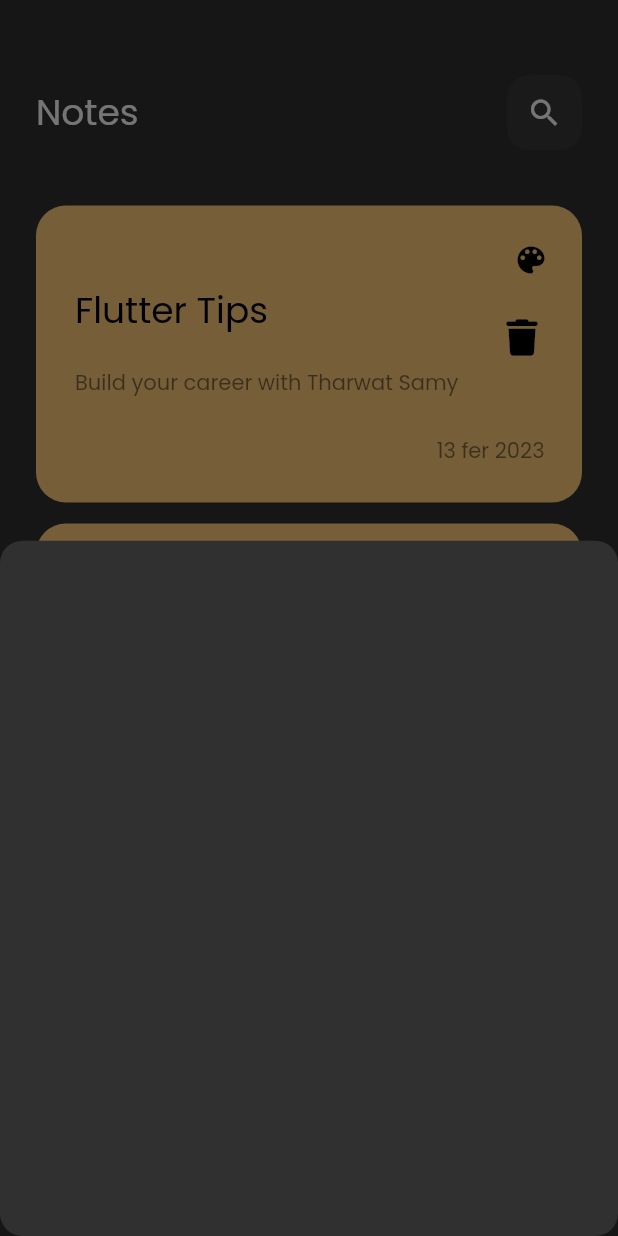
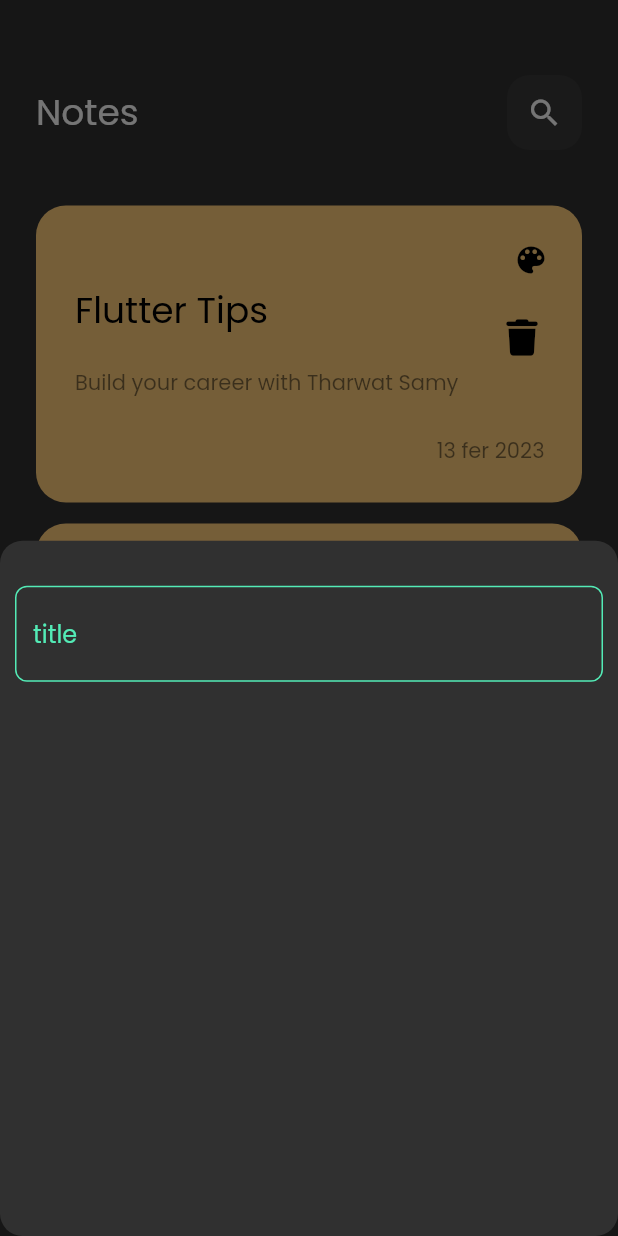
Before and after one commit to mervetmagdy28/notesApp, a Flutter app: the screen it shows after launch, after a tap on the "add" icon, on a phone screen of 412 x 824 dp. Run offline on Flutter 3.47's test engine with Material 2 defaults, Android fonts, the phone set to English and light mode, and no system bars; our stand-ins replace flutter_colorpicker, font_awesome_flutter.

Commit message:
custom text field

```diff
--- /dev/null
+++ b/lib/constants.dart
@@ -0,0 +1,3 @@
+import 'package:flutter/material.dart';
+
+const KPrimaryColor =Color(0xFF53EBB6);
--- a/lib/views/notes_view.dart
+++ b/lib/views/notes_view.dart
@@ -1,4 +1,5 @@
 import 'package:flutter/material.dart';
+import 'package:notesapp/constants.dart';
 
 import '../widgets/build_note.dart';
 import '../widgets/notes_body.dart';
@@ -17,7 +18,7 @@ class NotesView extends StatelessWidget {
           return const BuildNewNote();
         });
       },
-        backgroundColor: const Color(0xFF84C452),
+        backgroundColor: KPrimaryColor,
         child: const Icon(Icons.add),),
     );
   }
--- a/lib/widgets/build_note.dart
+++ b/lib/widgets/build_note.dart
@@ -1,11 +1,16 @@
 import 'package:flutter/material.dart';
+
+import 'custom_text_field.dart';
 class BuildNewNote extends StatelessWidget {
   const BuildNewNote({Key? key}) : super(key: key);
 
   @override
   Widget build(BuildContext context) {
-    return Container(
-
+    return Column(
+      children:const [
+        SizedBox(height: 30,),
+        CustomTextField(),
+      ],
     );
   }
 }
--- /dev/null
+++ b/lib/widgets/custom_text_field.dart
@@ -0,0 +1,29 @@
+import 'package:flutter/material.dart';
+
+import '../constants.dart';
+class CustomTextField extends StatelessWidget {
+  const CustomTextField({Key? key}) : super(key: key);
+
+  @override
+  Widget build(BuildContext context) {
+    return Padding(
+      padding: const EdgeInsets.symmetric(horizontal: 10),
+      child: TextField(
+        cursorColor: KPrimaryColor,
+        decoration: InputDecoration(
+            hintText: "title",
+            hintStyle: const TextStyle(color: KPrimaryColor),
+            enabledBorder: buildOutlineInputBorder(),
+            focusedBorder: buildOutlineInputBorder()
+        ),
+      ),
+    );
+  }
+
+  OutlineInputBorder buildOutlineInputBorder() {
+    return OutlineInputBorder(
+        borderRadius: BorderRadius.circular(8),
+        borderSide: const BorderSide(color: KPrimaryColor)
+    );
+  }
+}
```
